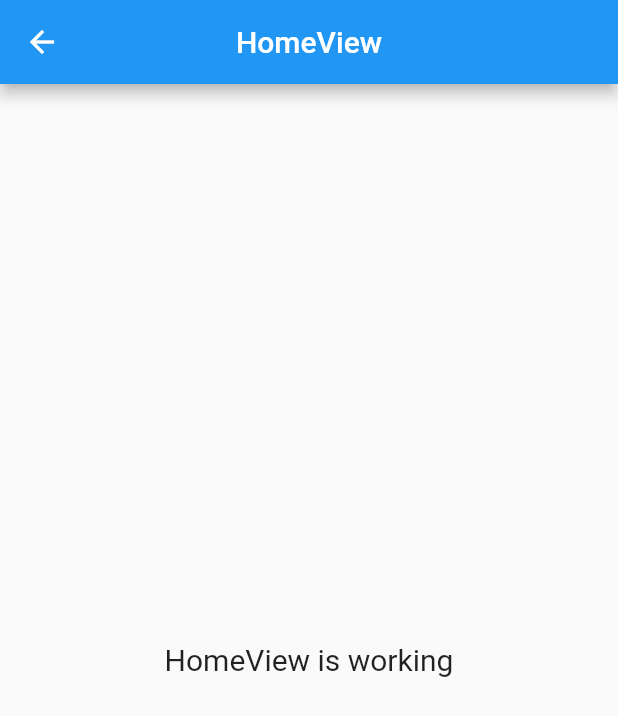
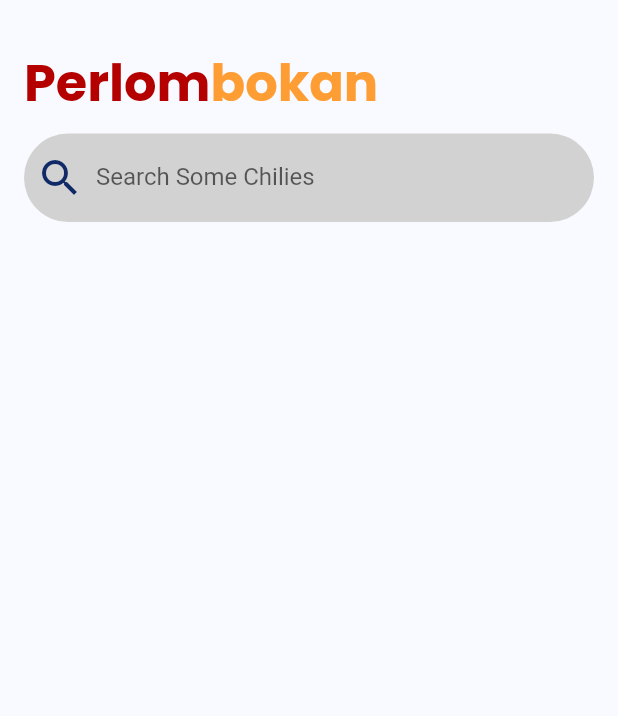
Before and after one commit to C9Teenz/perlombokan, a Flutter app: the HomeView screen opened by its route, on a phone screen of 412 x 824 dp. Shown: the top 716 px of the screen. Run offline on Flutter 3.47's test engine with Material 2 defaults, Android fonts, the phone set to English and light mode, and no system bars; our stand-ins replace get, google_fonts.

Commit message:
minor update

```diff
--- a/lib/app/modules/home/views/home_view.dart
+++ b/lib/app/modules/home/views/home_view.dart
@@ -1,6 +1,7 @@
 import 'package:flutter/material.dart';
 
 import 'package:get/get.dart';
+import '../../themes/themes.dart';
 
 import '../controllers/home_controller.dart';
 
@@ -9,14 +10,52 @@ class HomeView extends GetView<HomeController> {
   @override
   Widget build(BuildContext context) {
     return Scaffold(
-      appBar: AppBar(
-        title: const Text('HomeView'),
-        centerTitle: true,
-      ),
-      body: const Center(
-        child: Text(
-          'HomeView is working',
-          style: TextStyle(fontSize: 20),
+      backgroundColor: kWhiteColor,
+      body: Padding(
+        padding: const EdgeInsets.only(top: 30, right: 16, left: 16),
+        child: Column(
+          children: [
+            Flexible(
+              flex: 1,
+              child: Column(
+                crossAxisAlignment: CrossAxisAlignment.start,
+                children: [
+                  RichText(
+                    text: TextSpan(
+                      text: 'Perlom',
+                      style: primaryTextStyle.copyWith(
+                          fontSize: 34, fontWeight: bold),
+                      children: [
+                        TextSpan(
+                            text: "bokan",
+                            style: orangeTextStyle.copyWith(
+                                fontSize: 34, fontWeight: bold))
+                      ],
+                    ),
+                  ),
+                  const SizedBox(
+                    height: 8,
+                  ),
+                  TextFormField(
+                    keyboardType: TextInputType.text,
+                    decoration: InputDecoration(
+                        prefixIcon: const Icon(
+                          Icons.search,
+                          size: 32,
+                        ),
+                        border: OutlineInputBorder(
+                          borderRadius: BorderRadius.circular(30),
+                          borderSide: BorderSide.none,
+                        ),
+                        filled: true,
+                        fillColor: kGreyColor,
+                        labelText: 'Search Some Chilies',
+                        prefixIconColor: kBlueColor),
+                  ),
+                ],
+              ),
+            ),
+          ],
         ),
       ),
     );
--- a/lib/app/modules/splash/bindings/splash_binding.dart
+++ b/lib/app/modules/splash/bindings/splash_binding.dart
@@ -5,8 +5,9 @@ import '../controllers/splash_controller.dart';
 class SplashBinding extends Bindings {
   @override
   void dependencies() {
-    Get.lazyPut<SplashController>(
-      () => SplashController(),
-    );
+    // Get.lazyPut<SplashController>(
+    //   () => SplashController(),
+    // );
+    Get.put(SplashController());
   }
 }
--- a/lib/app/modules/splash/controllers/splash_controller.dart
+++ b/lib/app/modules/splash/controllers/splash_controller.dart
@@ -1,23 +1,12 @@
+import 'dart:async';
+
 import 'package:get/get.dart';
+import 'package:perlombokan/app/routes/app_pages.dart';
 
 class SplashController extends GetxController {
-  //TODO: Implement SplashController
-
-  final count = 0.obs;
   @override
   void onInit() {
+    Timer(const Duration(seconds: 3), () => Get.offNamed(Routes.home));
     super.onInit();
   }
-
-  @override
-  void onReady() {
-    super.onReady();
-  }
-
-  @override
-  void onClose() {
-    super.onClose();
-  }
-
-  void increment() => count.value++;
 }
--- a/lib/app/modules/splash/views/splash_view.dart
+++ b/lib/app/modules/splash/views/splash_view.dart
@@ -26,7 +26,7 @@ class SplashView extends GetView<SplashController> {
             ),
             Text(
               "Chilies",
-              style: primaryTextStyle.copyWith(fontSize: 54, fontWeight: bold),
+              style: primaryTextStyle.copyWith(fontSize: 34, fontWeight: bold),
             ),
             const SizedBox(
               height: 50,
--- a/lib/app/modules/themes/themes.dart
+++ b/lib/app/modules/themes/themes.dart
@@ -5,9 +5,13 @@ Color kBlackColor = const Color(0xff000000);
 Color kWhiteColor = const Color(0xffF8FAFF);
 Color kPrimaryColor = const Color(0xffB40100);
 Color kRedColor = const Color(0xffFB7185);
+Color kOrangeColor = const Color(0xffFE9D34);
+Color kGreyColor = const Color(0xffD2D2D2);
+Color kBlueColor = const Color(0xff102A68);
 
-TextStyle primaryTextStyle = GoogleFonts.poppins(color: kRedColor);
+TextStyle primaryTextStyle = GoogleFonts.poppins(color: kPrimaryColor);
 TextStyle blackTextStyle = GoogleFonts.poppins(color: kBlackColor);
+TextStyle orangeTextStyle = GoogleFonts.poppins(color: kOrangeColor);
 
 FontWeight light = FontWeight.w300;
 FontWeight regular = FontWeight.w400;
```
Also changed, not shown: assets/images/rawitmerah.jpg (added).
